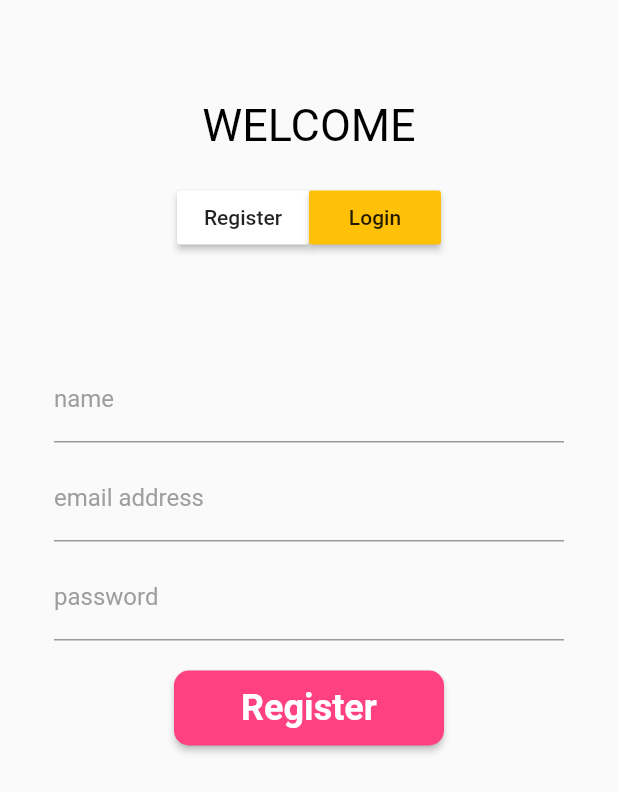
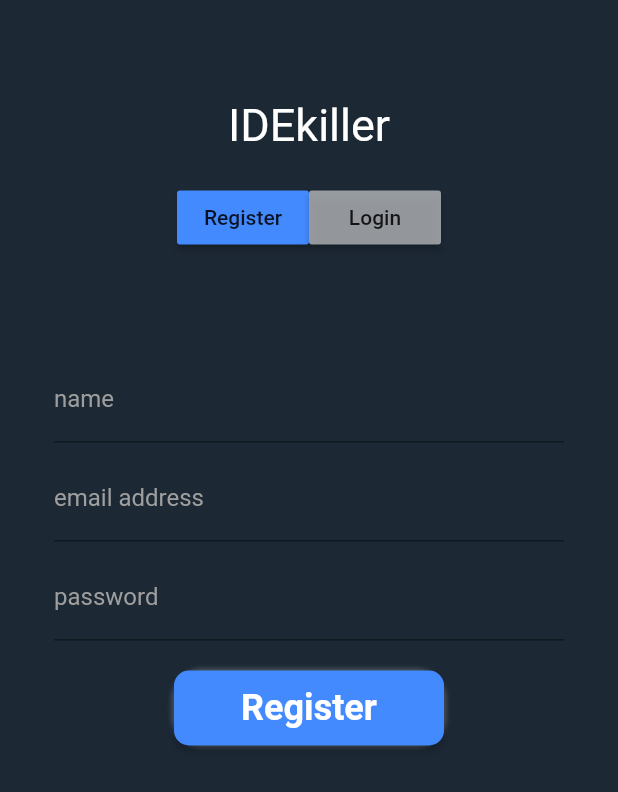
Before and after one commit to elyutin15/IDEKiller, a Flutter app: the AuthScreen screen opened by its route, on a phone screen of 412 x 824 dp. Shown: the top 792 px of the screen. Run offline on Flutter 3.47's test engine with Material 2 defaults, Android fonts, the light colour scheme and no system bars; our stand-ins replace get, loading_animation_widget, shared_preferences, url_strategy, velocity_x; missing offline and left inert: dart:js, process_run, window_size; accounts and stored records are empty.

Commit message:
Changed visualization of my mind

```diff
--- a/front/lib/screens/auth/auth_screen.dart
+++ b/front/lib/screens/auth/auth_screen.dart
@@ -23,6 +23,7 @@ class _AuthScreenState extends State<AuthScreen> {
   @override
   Widget build(BuildContext context) {
     return Scaffold(
+      backgroundColor: Color.fromARGB(255, 28, 40, 52),
       body: SingleChildScrollView(
         child: Padding(
           padding: EdgeInsets.all(36),
@@ -37,10 +38,10 @@ class _AuthScreenState extends State<AuthScreen> {
                     ),
                     Container(
                       child: Text(
-                        'WELCOME',
+                        'IDEkiller',
                         style: TextStyle(
                             fontSize: 30,
-                            color: Colors.black,
+                            color: Colors.white,
                             fontWeight: FontWeight.w400),
                       ),
                     ),
@@ -51,14 +52,14 @@ class _AuthScreenState extends State<AuthScreen> {
                       mainAxisAlignment: MainAxisAlignment.center,
                       children: [
                         MaterialButton(
-                          color: !isLogin.value ? Colors.white : Colors.amber,
+                          color: !isLogin.value ? Colors.blueAccent : Colors.white54,
                           onPressed: () {
                             isLogin.value = false;
                           },
                           child: Text('Register'),
                         ),
                         MaterialButton(
-                          color: isLogin.value ? Colors.white : Colors.amber,
+                          color: isLogin.value ? Colors.blueAccent : Colors.white54,
                           onPressed: () {
                             isLogin.value = true;
                           },
--- a/front/lib/screens/auth/widgets/buttonWidget.dart
+++ b/front/lib/screens/auth/widgets/buttonWidget.dart
@@ -13,6 +13,7 @@ class ButtonWidget extends StatelessWidget {
   @override
   Widget build(BuildContext context) => ElevatedButton(
     style: ElevatedButton.styleFrom(
+      //backgroundColor: Colors.blueAccent,
       shape: StadiumBorder(),
       onPrimary: Colors.white,
       padding: EdgeInsets.symmetric(horizontal: 32, vertical: 12),
--- a/front/lib/screens/auth/widgets/submit_button.dart
+++ b/front/lib/screens/auth/widgets/submit_button.dart
@@ -26,7 +26,7 @@ class SubmitButton extends StatelessWidget {
                       borderRadius: BorderRadius.circular(10),
                       side: BorderSide.none)),
               backgroundColor: MaterialStateProperty.all<Color>(
-                Colors.pinkAccent,
+                Colors.blueAccent,
               )),
           onPressed: onPressed,
           child: Text(title,
```
